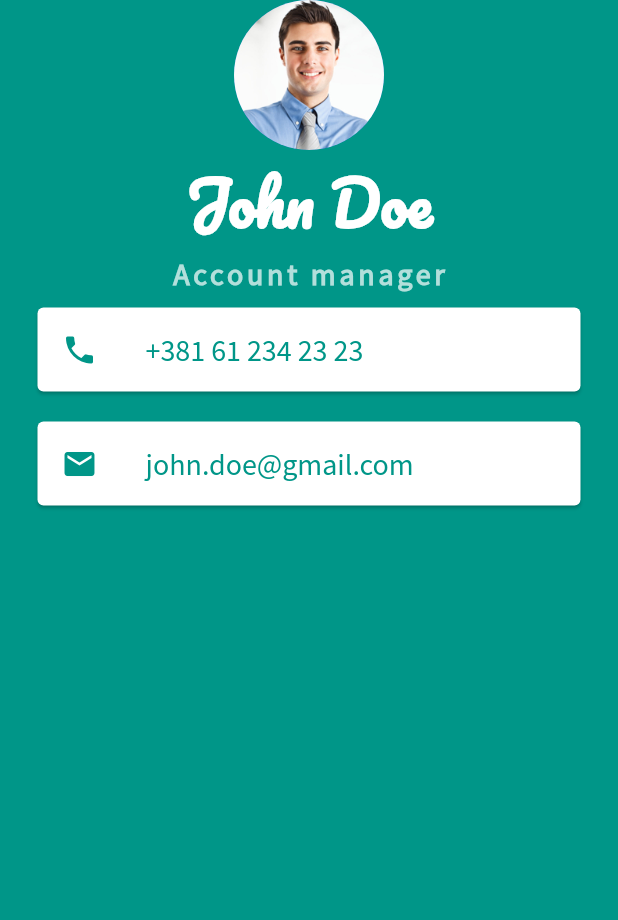
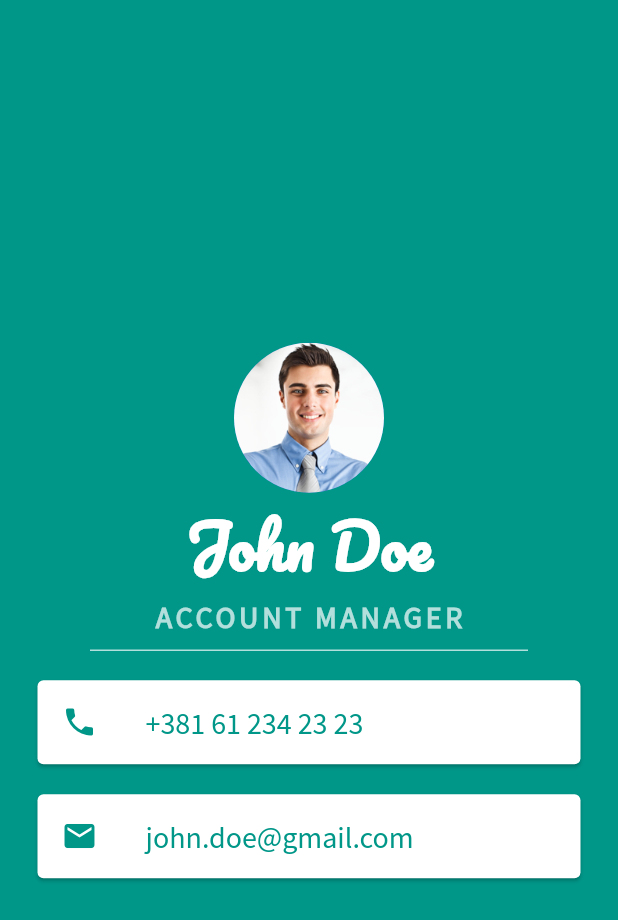
Before and after one commit to stefan-sentic/flutter_learning, a Flutter app: the screen it shows after launch, on a phone screen of 412 x 824 dp. Shown: the top 920 px of the screen. Run offline on Flutter 3.47's test engine with Material 2 defaults, Android fonts, the light colour scheme and no system bars.

Commit message:
finish mi-card app

```diff
--- a/lib/main.dart
+++ b/lib/main.dart
@@ -11,8 +11,7 @@ class MiCardApp extends StatelessWidget {
       home: Scaffold(
         backgroundColor: Colors.teal,
         body: SafeArea(
-          child: Column(
-              children: [
+          child: Column(mainAxisAlignment: MainAxisAlignment.center, children: [
             const CircleAvatar(
               radius: 50,
               backgroundImage: AssetImage('lib/mi_card/image/john_doe.jpg'),
@@ -27,7 +26,7 @@ class MiCardApp extends StatelessWidget {
               ),
             ),
             Text(
-                  'Account manager',
+              'Account manager'.toUpperCase(),
               style: TextStyle(
                 fontFamily: 'Source Sans Pro',
                 fontSize: 20,
@@ -35,6 +34,13 @@ class MiCardApp extends StatelessWidget {
                 fontWeight: FontWeight.bold,
                 color: Colors.teal.shade100,
               ),
+            ),
+                Divider(
+                  thickness: 1,
+                  indent: 60,
+                  endIndent: 60,
+                  height: 20,
+                  color: Colors.teal.shade100,
                 ),
             const Card(
               margin: EdgeInsets.symmetric(horizontal: 25, vertical: 10),
@@ -62,8 +68,7 @@ class MiCardApp extends StatelessWidget {
                 ),
               ),
             ),
-              ]
-          ),
+          ]),
         ),
       ),
     );
```
Lines whose indentation alone changed are shown as unchanged.
